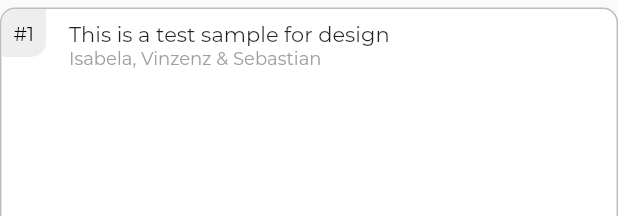
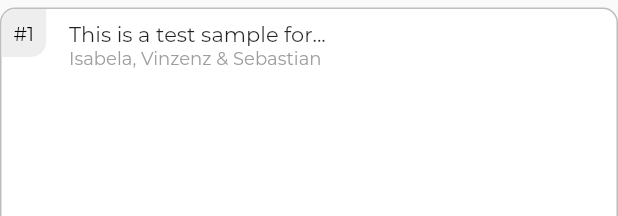
Before and after one commit to sebastiancelis98/CitationRexApp, a Flutter app: the RecommendationTile widget shown alone on an empty page, opened directly, on a phone screen of 412 x 824 dp. Shown: the top 216 px of the screen. Run offline on Flutter 3.47's test engine with Material 2 defaults, Android fonts, the phone set to English and light mode, and no system bars; missing offline and left inert: dart:html, file_picker_platform_interface, file_picker_web.

Commit message:
Add title split if more than 7 words in title

```diff
--- a/lib/utils/customwidgets.dart
+++ b/lib/utils/customwidgets.dart
@@ -34,12 +34,17 @@ class _RecommendationTileState extends State<RecommendationTile> {
 
     String authors = rec.authors;
     String allAuthors = authors;
+    String title = rec.title;
+    String fullTitle = rec.title;
 
     if (authors.split(',').length > 3) {
       authors = authors.split(',').getRange(0, 3).join(', ') +
           ", ...(+" +
           (authors.split(',').length - 3).toString() +
           ' more)';
+    }
+    if (title.split(" ").length > 6) {
+      title = title.split(' ').getRange(0, 6).join(' ') + "...";
     }
 
     return MouseRegion(
@@ -86,10 +91,29 @@ class _RecommendationTileState extends State<RecommendationTile> {
                     crossAxisAlignment: CrossAxisAlignment.start,
                     children: <Widget>[
                       //SizedBox(height: 2),
-                      Text(
-                        rec.title,
-                        style: TextStyle(fontFamily: 'Montserrat', fontSize: 14)
-                      ),
+                      title == fullTitle
+                          ? Text(title,
+                              style: TextStyle(
+                                  fontFamily: 'Montserrat', fontSize: 14))
+                          : Tooltip(
+                              message: fullTitle,
+                              waitDuration: Duration(milliseconds: 800),
+                              decoration: BoxDecoration(
+                                color: Colors.white,
+                                borderRadius: BorderRadius.circular(10),
+                                border: Border.all(
+                                  color: Colors.grey[300],
+                                ),
+                              ),
+                              verticalOffset: 8,
+                              textStyle: TextStyle(
+                                fontFamily: 'Montserrat',
+                                fontSize: 14,
+                              ),
+                              child: Text(title,
+                                  style: TextStyle(
+                                      fontFamily: 'Montserrat', fontSize: 14)),
+                            ),
                       Tooltip(
                         message: allAuthors,
                         waitDuration: Duration(milliseconds: 1000),
@@ -168,8 +192,14 @@ class _RecommendationTileState extends State<RecommendationTile> {
                                             color: Colors.black,
                                             fontFamily: 'Montserrat',
                                             fontSize: 14)),
-                                    SizedBox(width: 5,),
-                                    Icon(Icons.check_circle, color: Colors.green, size: 18,)
+                                    SizedBox(
+                                      width: 5,
+                                    ),
+                                    Icon(
+                                      Icons.check_circle,
+                                      color: Colors.green,
+                                      size: 18,
+                                    )
                                   ],
                                 ),
                                 backgroundColor: Colors.white,
```
